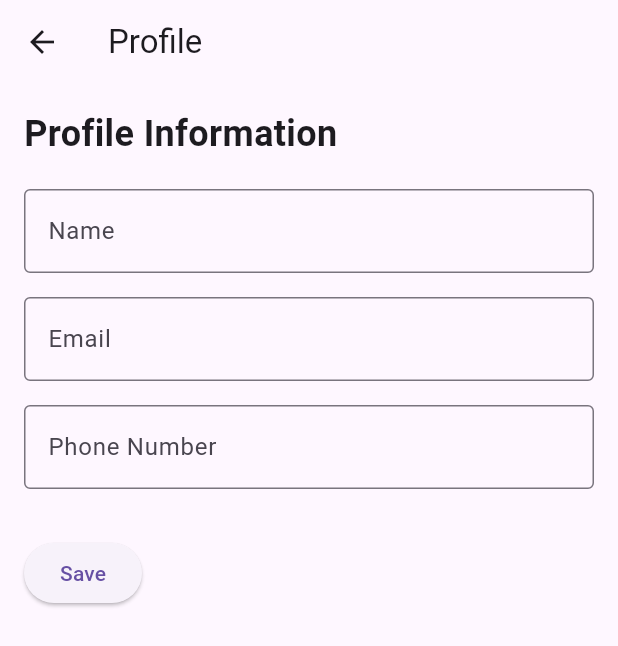
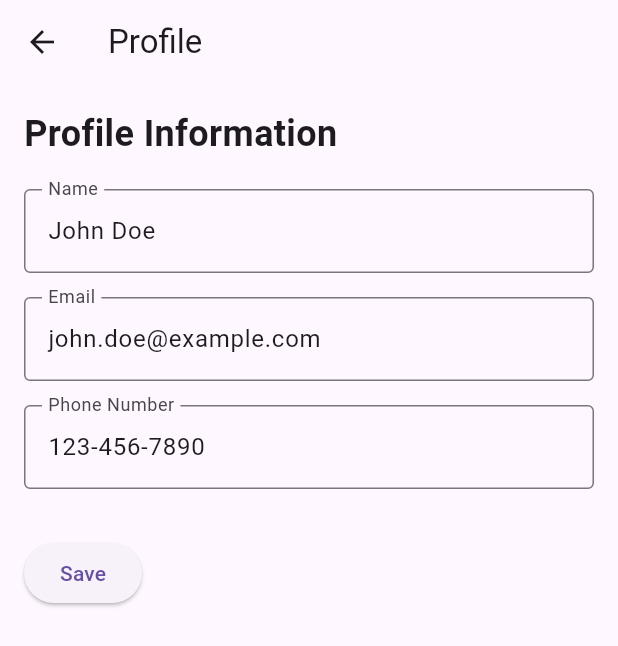
Before and after one commit to kimjooyoon/home_page, a Flutter app: the ProfilePage screen opened directly, on a phone screen of 412 x 824 dp. Shown: the top 646 px of the screen. Run offline on Flutter 3.47's test engine with Material 3 defaults, Android fonts, the light colour scheme and no system bars; our stand-ins replace flutter_svg.

Commit message:
feat(service): add profile

```diff
--- /dev/null
+++ b/lib/data/mock_profile.dart
@@ -0,0 +1,5 @@
+import 'package:home_page/models/profile.dart';
+
+Profile getMockProfile() {
+  return Profile(name: 'John Doe', email: 'john.doe@example.com', phoneNumber: '123-456-7890');
+}
--- /dev/null
+++ b/lib/models/profile.dart
@@ -0,0 +1,23 @@
+class Profile {
+  final String name;
+  final String email;
+  final String phoneNumber;
+
+  Profile({required this.name, required this.email, required this.phoneNumber});
+
+  factory Profile.fromJson(Map<String, dynamic> json) {
+    return Profile(
+      name: json['name'],
+      email: json['email'],
+      phoneNumber: json['phoneNumber'],
+    );
+  }
+
+  Map<String, dynamic> toJson() {
+    return {
+      'name': name,
+      'email': email,
+      'phoneNumber': phoneNumber,
+    };
+  }
+}
--- a/lib/pages/profile/profile_page.dart
+++ b/lib/pages/profile/profile_page.dart
@@ -1,7 +1,30 @@
 import 'package:flutter/material.dart';
+import 'package:home_page/models/profile.dart';
+import 'package:home_page/data/mock_profile.dart';
 
-class ProfilePage extends StatelessWidget {
+class ProfilePage extends StatefulWidget {
   const ProfilePage({Key? key}) : super(key: key);
+
+  @override
+  _ProfilePageState createState() => _ProfilePageState();
+}
+
+class _ProfilePageState extends State<ProfilePage> {
+  late Future<Profile> futureProfile;
+  final nameController = TextEditingController();
+  final emailController = TextEditingController();
+  final phoneNumberController = TextEditingController();
+
+  @override
+  void initState() {
+    super.initState();
+    futureProfile = Future.value(getMockProfile()); // Mock 데이터 사용
+    futureProfile.then((profile) {
+      nameController.text = profile.name;
+      emailController.text = profile.email;
+      phoneNumberController.text = profile.phoneNumber;
+    });
+  }
 
   @override
   Widget build(BuildContext context) {
@@ -9,7 +32,17 @@ class ProfilePage extends StatelessWidget {
       appBar: AppBar(
         title: const Text('Profile'),
       ),
-      body: Padding(
+      body: FutureBuilder<Profile>(
+        future: futureProfile,
+        builder: (context, snapshot) {
+          if (snapshot.connectionState == ConnectionState.waiting) {
+            return Center(child: CircularProgressIndicator());
+          } else if (snapshot.hasError) {
+            return Center(child: Text('Error: ${snapshot.error}'));
+          } else if (!snapshot.hasData) {
+            return Center(child: Text('No profile information available'));
+          } else {
+            return Padding(
               padding: const EdgeInsets.all(16.0),
               child: Column(
                 crossAxisAlignment: CrossAxisAlignment.start,
@@ -20,6 +53,7 @@ class ProfilePage extends StatelessWidget {
                   ),
                   const SizedBox(height: 20),
                   TextField(
+                    controller: nameController,
                     decoration: InputDecoration(
                       labelText: 'Name',
                       border: OutlineInputBorder(),
@@ -27,6 +61,7 @@ class ProfilePage extends StatelessWidget {
                   ),
                   const SizedBox(height: 16),
                   TextField(
+                    controller: emailController,
                     decoration: InputDecoration(
                       labelText: 'Email',
                       border: OutlineInputBorder(),
@@ -34,6 +69,7 @@ class ProfilePage extends StatelessWidget {
                   ),
                   const SizedBox(height: 16),
                   TextField(
+                    controller: phoneNumberController,
                     decoration: InputDecoration(
                       labelText: 'Phone Number',
                       border: OutlineInputBorder(),
@@ -43,11 +79,15 @@ class ProfilePage extends StatelessWidget {
                   ElevatedButton(
                     onPressed: () {
                       // 프로필 정보 저장 로직
+                      // 실제로는 서버와 통신하여 저장합니다.
                     },
                     child: const Text('Save'),
                   ),
                 ],
               ),
+            );
+          }
+        },
       ),
     );
   }
```
Also changed, not shown: lib/services/profile_service.dart (added, +31 -0 lines). Lines whose indentation alone changed are shown as unchanged.
